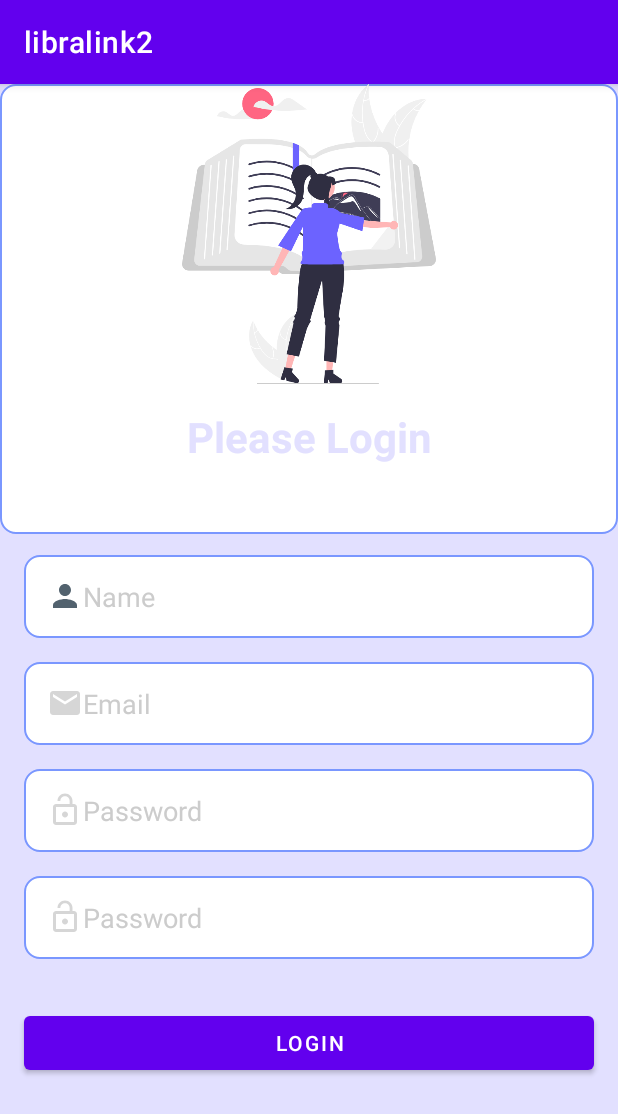
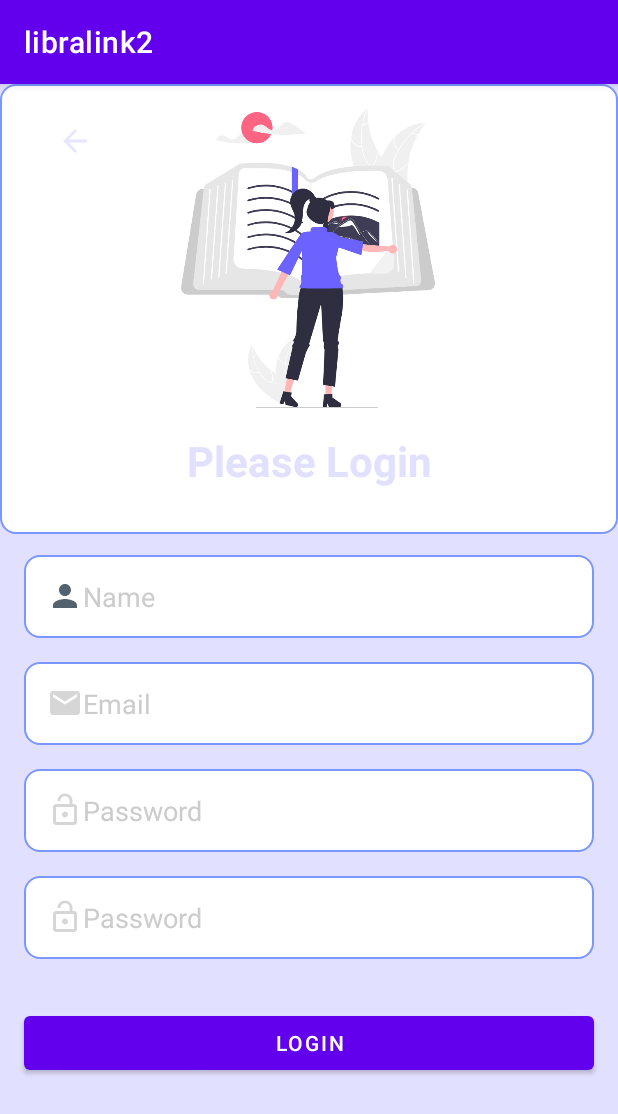
Before and after one commit to najibhosam/LibraLink2, an Android app: the RegisterActivity screen opened directly, with no data from a screen before it, on a phone screen of 412 x 824 dp. Shown: the top 1114 px of the screen. Run offline under Robolectric (Android 15) with nearby library versions, the phone set to English and light mode, and no system bars.

Commit message:
registerLayout

```diff
--- a/app/src/main/res/drawable-anydpi/ic_white_back.xml
+++ b/app/src/main/res/drawable-anydpi/ic_white_back.xml
@@ -3,7 +3,7 @@
     android:height="24dp"
     android:viewportWidth="24"
     android:viewportHeight="24"
-    android:tint="#FFFFFF"
+    android:tint="@color/blue"
     android:alpha="0.8"
     android:autoMirrored="true">
   <path
--- a/app/src/main/res/layout/activity_register.xml
+++ b/app/src/main/res/layout/activity_register.xml
@@ -13,7 +13,21 @@
         android:layout_height="300dp"
         android:src="@drawable/shape_edittext00"
         app:layout_constraintEnd_toEndOf="parent"
-        app:layout_constraintHorizontal_bias="0.5"
+        app:layout_constraintHorizontal_bias="0.0"
+        app:layout_constraintStart_toStartOf="parent"
+        app:layout_constraintTop_toTopOf="parent" />
+
+    <ImageButton
+        android:contentDescription="Enter How Much Cookies You Want"
+        android:id="@+id/BackBtn"
+        android:layout_width="68dp"
+        android:layout_height="67dp"
+        android:layout_marginStart="16dp"
+        android:layout_marginTop="4dp"
+        android:layout_marginEnd="22dp"
+        android:background="@android:color/transparent"
+        android:src="@drawable/ic_white_back"
+        app:layout_constraintEnd_toStartOf="@+id/tvIcon"
         app:layout_constraintStart_toStartOf="parent"
         app:layout_constraintTop_toTopOf="parent" />
 
@@ -31,16 +45,18 @@
         app:layout_constraintStart_toStartOf="parent"
         app:layout_constraintTop_toBottomOf="@+id/tvIcon" />
 
+
     <ImageView
         android:id="@+id/tvIcon"
         android:layout_width="200dp"
         android:layout_height="200dp"
+        android:layout_marginTop="16dp"
         android:contentDescription="hi you "
         android:src="@drawable/undraw_bibliophile_re_xarc"
         app:layout_constraintEnd_toEndOf="parent"
+        app:layout_constraintHorizontal_bias="0.497"
         app:layout_constraintStart_toStartOf="parent"
         app:layout_constraintTop_toTopOf="@+id/imageView4" />
-
 
     <EditText
         android:id="@+id/etEmail"
```
Also changed, not shown: app/src/main/res/layout/activity_login.xml (+12 -0 lines).
